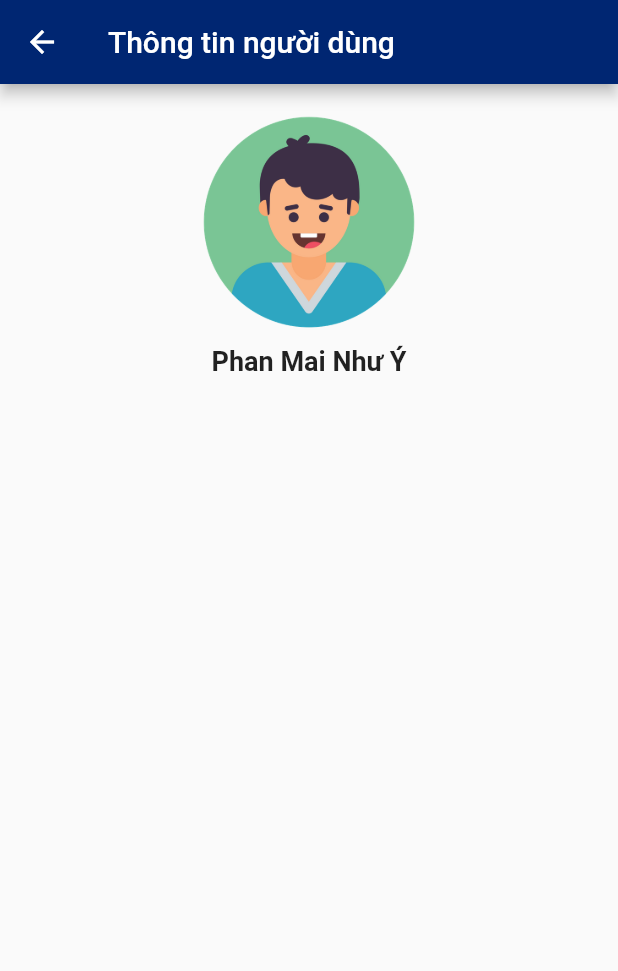
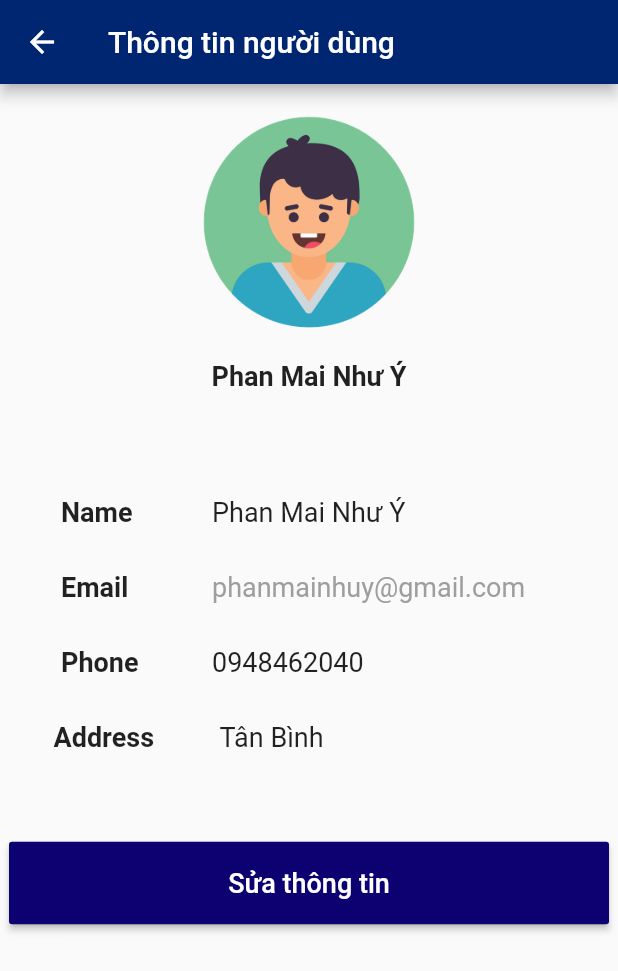
Before and after one commit to phanmainhuy/ministop_flutter, a Flutter app: the ProfilePage screen opened directly, on a phone screen of 412 x 824 dp. Shown: the top 971 px of the screen. Run offline on Flutter 3.47's test engine with Material 2 defaults, Android fonts, the phone set to English and light mode, and no system bars; our stand-ins replace carousel_slider, cloud_firestore, firebase_auth, firebase_core, get_it, shared_preferences; accounts and stored records are empty.

```diff
--- a/lib/src/components/home_product_item.dart
+++ b/lib/src/components/home_product_item.dart
@@ -12,7 +12,7 @@ class HomeProductItem extends StatelessWidget {
 
   @override
   Widget build(BuildContext context) {
-    MoneyFormat format = new MoneyFormat();
+    MoneyFormat format = MoneyFormat();
     String _money = "";
     _money = format.moneyFormat('${data.price.toString()} ')!;
     return Column(
--- a/lib/src/components/my_button.dart
+++ b/lib/src/components/my_button.dart
@@ -1,3 +1,4 @@
+import 'package:flutter/cupertino.dart';
 import 'package:flutter/material.dart';
 
 class MyButton extends StatelessWidget {
@@ -9,14 +10,18 @@ class MyButton extends StatelessWidget {
   @override
   Widget build(BuildContext context) {
     return SizedBox(
-      height: 45,
-      width: double.infinity,
+      height: 55,
+      width: 400,
       child: RaisedButton(
+        // padding: Padding(padding: EdgeInsets(),),
+        padding: const EdgeInsets.symmetric(horizontal: 20,),
         child: Text(
           name,
-          style: const TextStyle(color: Colors.white),
+          style: const TextStyle(color: Colors.white,
+          fontSize: 18,
+          ),
         ),
-        color: const Color(0xff746bc9),
+        color: const Color(0xff0d0071),
         onPressed: onPressed,
       ),
     );
--- a/lib/src/models/category_model.dart
+++ b/lib/src/models/category_model.dart
@@ -10,6 +10,7 @@ class CategoryModel {
       required this.id,
       required this.color});
 
+
   factory CategoryModel.fromJson(
       {required String id, required Map<String, dynamic> data}) {
     return CategoryModel(
--- a/lib/src/pages/cart/cart_page.dart
+++ b/lib/src/pages/cart/cart_page.dart
@@ -17,6 +17,10 @@ class CartPage extends StatelessWidget {
         create: (context) => CartProvider(), child: const _CartPage());
   }
 }
+
+MoneyFormat format = MoneyFormat();
+String _money = "";
+
 
 class _CartPage extends StatelessWidget {
   const _CartPage({Key? key}) : super(key: key);
--- a/lib/src/pages/profile/profile_page.dart
+++ b/lib/src/pages/profile/profile_page.dart
@@ -1,13 +1,16 @@
 import 'package:flutter/material.dart';
+import 'package:ministop/src/components/my_button.dart';
 import 'package:ministop/src/resources/app_color.dart';
 import 'package:ministop/src/resources/app_drawable.dart';
 
 class ProfilePage extends StatelessWidget {
-  const ProfilePage({Key? key}):super(key: key);
+  const ProfilePage({Key? key}) :super(key: key);
 
   @override
   Widget build(BuildContext context) {
-    Size size = MediaQuery.of(context).size;
+    Size size = MediaQuery
+        .of(context)
+        .size;
     return Scaffold(
       appBar: AppBar(
         title: const Text('Thông tin người dùng'),
@@ -19,7 +22,8 @@ class ProfilePage extends StatelessWidget {
             children: <Widget>[
               const SizedBox(height: 20),
               AppDrawable.user(width: size.width * 0.35),
-              const SizedBox(height: 10),
+
+              const SizedBox(height: 20),
               const Text(
                 'Phan Mai Như Ý',
                 style: TextStyle(
@@ -27,6 +31,144 @@ class ProfilePage extends StatelessWidget {
                   fontWeight: FontWeight.bold,
                 ),
               ),
+              const SizedBox(height: 70),
+              Expanded(
+                child: Column(
+                  children: [
+                    Row(
+                      mainAxisAlignment: MainAxisAlignment.spaceEvenly,
+                      children: const[
+                        SizedBox(
+                          width: 60,
+                          height: 50,
+                          child: Text(
+                            'Name',
+                            style: TextStyle(
+                              fontSize: 18,
+                              fontWeight: FontWeight.bold,
+                            ),
+                          ),
+                        ),
+                        SizedBox(
+                          width: 230,
+                          height: 50,
+                          child: Text(
+                            'Phan Mai Như Ý',
+                            style: TextStyle(
+                              fontSize: 18,
+                            ),
+                          ),
+                        ),
+                      ],
+                    ),
+
+                    Row(
+                      mainAxisAlignment: MainAxisAlignment.spaceEvenly,
+                      children: const[
+                        SizedBox(
+                          width: 60,
+                          height: 50,
+                          child: Text(
+                            'Email',
+                            style: TextStyle(
+                              fontSize: 18,
+                              fontWeight: FontWeight.bold,
+                            ),
+                          ),
+                        ),
+                        SizedBox(
+                          width: 230,
+                          height: 50,
+                          child: Text(
+                            'phanmainhuy@gmail.com',
+                            style: TextStyle(
+                              fontSize: 18,
+                              color: Colors.grey,
+                            ),
+                          ),
+                        ),
+                      ],
+                    ),
+                    // const SizedBox(height: 30),
+
+                    Row(
+                      mainAxisAlignment: MainAxisAlignment.spaceEvenly,
+                      children: const[
+                        SizedBox(
+                          width: 60,
+                          height: 50,
+                          child: Text(
+                            'Phone',
+                            style: TextStyle(
+                              fontSize: 18,
+                              fontWeight: FontWeight.bold,
+                            ),
+                          ),
+                        ),
+                        SizedBox(
+                          width: 230,
+                          height: 50,
+                          child: Text(
+                            '0948462040',
+                            style: TextStyle(
+                              fontSize: 18,
+                            ),
+                          ),
+                        ),
+                      ],
+                    ),
+
+                    Row(
+                      mainAxisAlignment: MainAxisAlignment.spaceEvenly,
+                      children: const[
+                        SizedBox(
+                          width: 75,
+                          height: 50,
+                          child: Text(
+                            'Address',
+                            style: TextStyle(
+                              fontSize: 18,
+                              fontWeight: FontWeight.bold,
+                            ),
+                          ),
+                        ),
+                        SizedBox(
+                          width: 230,
+                          height: 50,
+                          child: Text(
+                            'Tân Bình',
+                            style: TextStyle(
+                              fontSize: 18,
+                            ),
+                          ),
+                        ),
+                      ],
+                    ),
+
+                    const SizedBox(height: 30,),
+
+                    MyButton(
+                      name: "Sửa thông tin",
+                      onPressed: () {},
+                    ),
+                  ],
+                ),
+
+
+                // const Text(
+                //   'Test',
+                //   style: TextStyle(
+                //     fontSize: 18,
+                //     fontWeight: FontWeight.bold,
+                //   ),
+                // ),
+
+                //build profile
+
+              ),
+
+
+
             ],
           ),
         ),
--- a/lib/src/services/network/fire_store.dart
+++ b/lib/src/services/network/fire_store.dart
@@ -32,6 +32,8 @@ class FireStore {
             CategoryModel.fromJson(id: element.id, data: element.data()))
         .toList();
   }
+
+
 
   Future<UserModel> fetchUserData() async {
     final _auth = locator<FireBaseAuth>();
--- a/lib/src/utils/money_format.dart
+++ b/lib/src/utils/money_format.dart
@@ -1,7 +1,7 @@
 class MoneyFormat {
-  String? price;
+   String ?price;
 
-  String? moneyFormat(String price) {
+  String ?moneyFormat(String price) {
     if (price.length > 2) {
       var value = price;
       value = value.replaceAll(RegExp(r'\D'), '');
```
